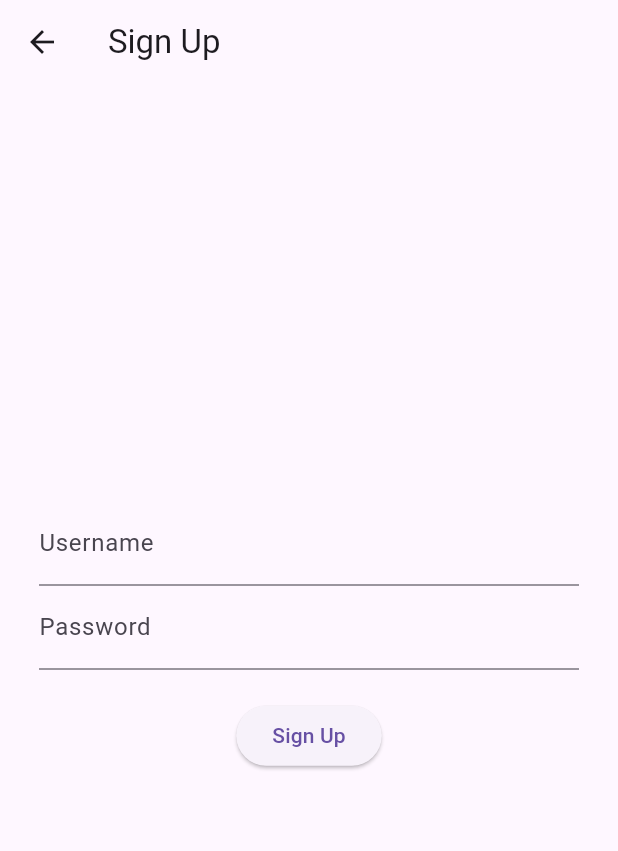
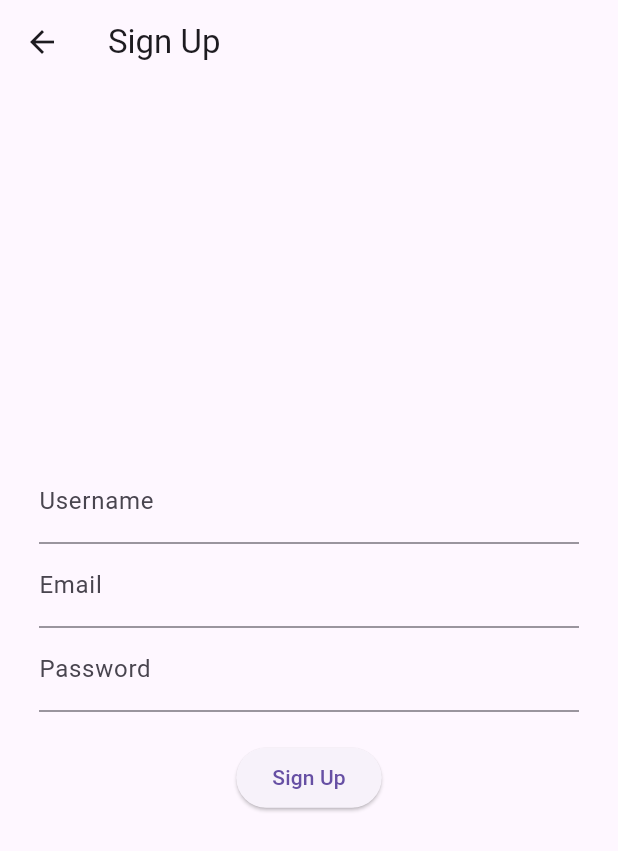
Before and after one commit to jayveeong05/Capstone-project, a Flutter app: the SignUpPage screen opened by its route, on a phone screen of 412 x 824 dp. Shown: the top 851 px of the screen. Run offline on Flutter 3.47's test engine with Material 3 defaults, Android fonts, the phone set to English and light mode, and no system bars.

Commit message:
AddEmailToSignUp

```diff
--- a/frontend/lib/pages/SignUpPage.dart
+++ b/frontend/lib/pages/SignUpPage.dart
@@ -12,6 +12,7 @@ class SignUpPage extends StatefulWidget {
 class _SignUpPageState extends State<SignUpPage> {
   final TextEditingController _username = TextEditingController();
   final TextEditingController _password = TextEditingController();
+  final TextEditingController _email = TextEditingController();
   String _responseMessage = '';
 
   Future<void> _signup() async {
@@ -21,6 +22,7 @@ class _SignUpPageState extends State<SignUpPage> {
       body: jsonEncode({
         'username': _username.text,
         'password': _password.text,
+        'email': _email.text,
       }),
     );
 
@@ -42,6 +44,7 @@ class _SignUpPageState extends State<SignUpPage> {
             mainAxisSize: MainAxisSize.min,
             children: [
               TextField(controller: _username, decoration: InputDecoration(labelText: 'Username')),
+              TextField(controller: _email, decoration: InputDecoration(labelText:'Email' )),
               TextField(controller: _password, decoration: InputDecoration(labelText: 'Password'), obscureText: true),
               SizedBox(height: 20),
               ElevatedButton(onPressed: _signup, child: Text("Sign Up")),
```
Also changed, not shown: 2 other files.
